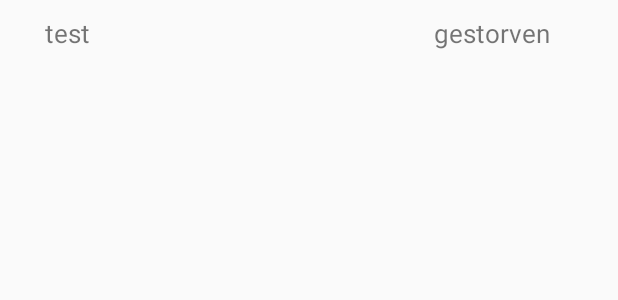
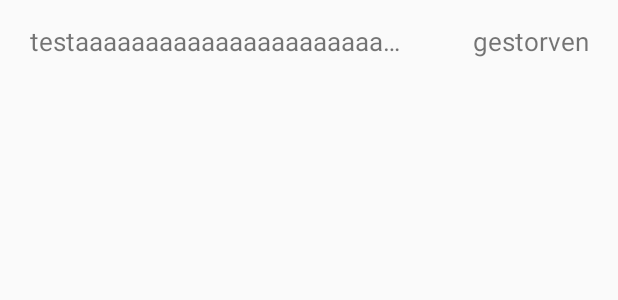
Before and after one commit to yuridepuri/joodsmonument, an Android app: the layout names_list_items.xml on its own in the app's theme, with its tools: preview values and no code run, on a phone screen of 412 x 824 dp. Shown: the top 300 px of the screen. Run offline under Robolectric (Android 15) with nearby library versions, the phone set to English and light mode, and no system bars.

Commit message:
added epsilisdsfdfjdhfjksh or something

```diff
--- a/app/src/main/java/com/application/joodsmonument2016/app/MainActivity.java
+++ b/app/src/main/java/com/application/joodsmonument2016/app/MainActivity.java
@@ -31,7 +31,7 @@ public class MainActivity extends ActionBarActivity {
 
         //noinspection SimplifiableIfStatement
         switch (item.getItemId()) {
-            case R.id.lobbies:
+            case R.id.namen:
                 finish();
                 startActivity(new Intent(getApplicationContext(), ShowNamesActivity.class));
                 return true;
@@ -40,7 +40,6 @@ public class MainActivity extends ActionBarActivity {
                 startActivity(new Intent(getApplicationContext(), MapsActivity.class));
                 return true;
             case R.id.muur:
-
                 startActivity(new Intent(getApplicationContext(), MainActivity.class));
                 return true;
             default:
--- a/app/src/main/java/com/application/joodsmonument2016/app/ShowNamesActivity.java
+++ b/app/src/main/java/com/application/joodsmonument2016/app/ShowNamesActivity.java
@@ -121,8 +121,8 @@ public class ShowNamesActivity extends AppCompatActivity {
                     String oneObjectsItem = e.getString("field_naam");
                     String twoObjectsItem = e.getString("field_achternaam");
                     String volnaam = oneObjectsItem+" "+twoObjectsItem;
-                    Log.i("result5", volnaam);
-                    Log.i("result4", oneObjectsItem);
+ Log.i("result5", volnaam);
+//                    Log.i("result4", oneObjectsItem);
                     map.put("id", String.valueOf(i));
                    // map.put("field_naam", "" + e.getString("field_naam"));
                     map.put("field_naam", "" + volnaam);
--- a/app/src/main/res/layout/names_list_items.xml
+++ b/app/src/main/res/layout/names_list_items.xml
@@ -5,7 +5,7 @@
     android:orientation="vertical"
  >
 
-    <RelativeLayout
+    <LinearLayout
         android:layout_width="match_parent"
         android:layout_height="wrap_content"
         android:orientation="horizontal">
@@ -23,12 +23,13 @@
             android:layout_height="wrap_content"
             android:gravity="left"
             android:textSize="17dp"
-            android:text="test"
-            android:layout_marginLeft="30dp"
-            android:layout_marginStart="30dp"
-            android:layout_alignParentLeft="true"
-            android:layout_alignParentStart="true"
-            android:layout_alignTop="@+id/gestorven" />
+            android:text="testaaaaaaaaaaaaaaaaaaaaaaaaaaaaaa"
+            android:ellipsize="end"
+            android:singleLine="true"
+            android:layout_weight="1"
+            android:layout_marginLeft="20dp"
+            android:layout_marginRight="20dp"
+            android:layout_marginTop="15dp"/>
 
         <TextView
             android:id="@+id/gestorven"
@@ -37,13 +38,10 @@
             android:textSize="17dp"
             android:gravity="right"
             android:text="gestorven"
-            android:layout_alignParentTop="true"
-            android:layout_alignParentRight="true"
-            android:layout_alignParentEnd="true"
-            android:layout_marginRight="46dp"
-            android:layout_marginEnd="46dp"
-            android:layout_marginTop="10dp"
-            android:layout_marginBottom="10dp"/>
-    </RelativeLayout>
+            android:layout_weight="0"
+            android:layout_marginLeft="20dp"
+            android:layout_marginRight="20dp"
+            android:layout_marginTop="15dp"/>
+    </LinearLayout>
 
 </LinearLayout>
--- a/app/src/main/res/menu/menu_main.xml
+++ b/app/src/main/res/menu/menu_main.xml
@@ -1,12 +1,14 @@
 <menu xmlns:android="http://schemas.android.com/apk/res/android"
     xmlns:app="http://schemas.android.com/apk/res-auto"
     xmlns:tools="http://schemas.android.com/tools" tools:context=".MainActivity">
+    <item android:id="@+id/namen"
+        android:title="Namen"
+        />
     <item android:id="@+id/muur"
         android:title="Muur" />
     <item android:id="@+id/lobbies"
         android:title="Over"/>
     <item android:id="@+id/lobbycreation"
         android:title="Route" />
-    <item android:id="@+id/namen"
-        android:title="Namen" />
+
 </menu>
```
Also changed, not shown: app/src/main/res/layout/splash.xml (+7 -7 lines).
